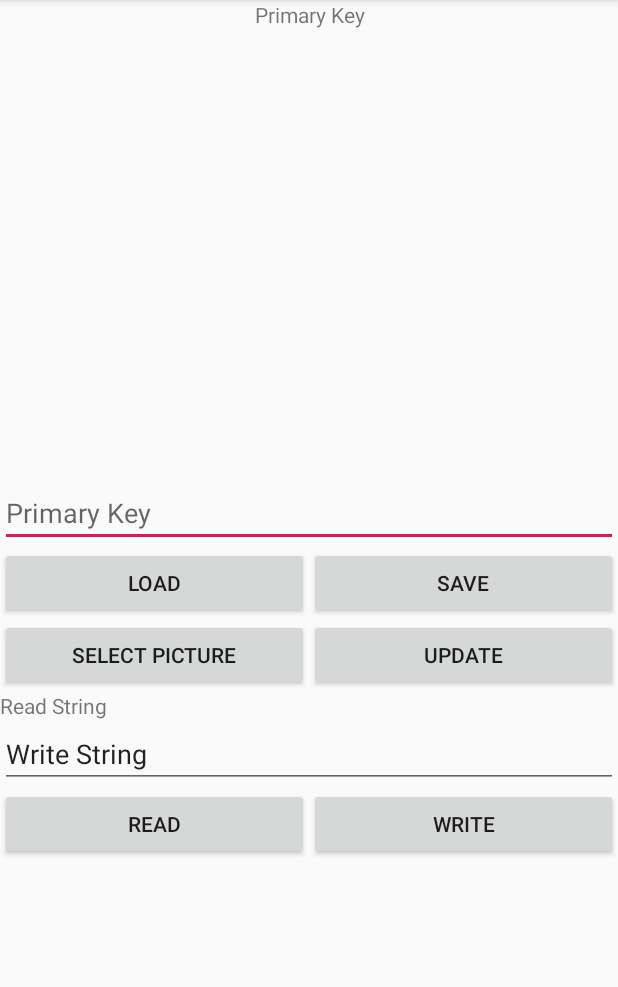
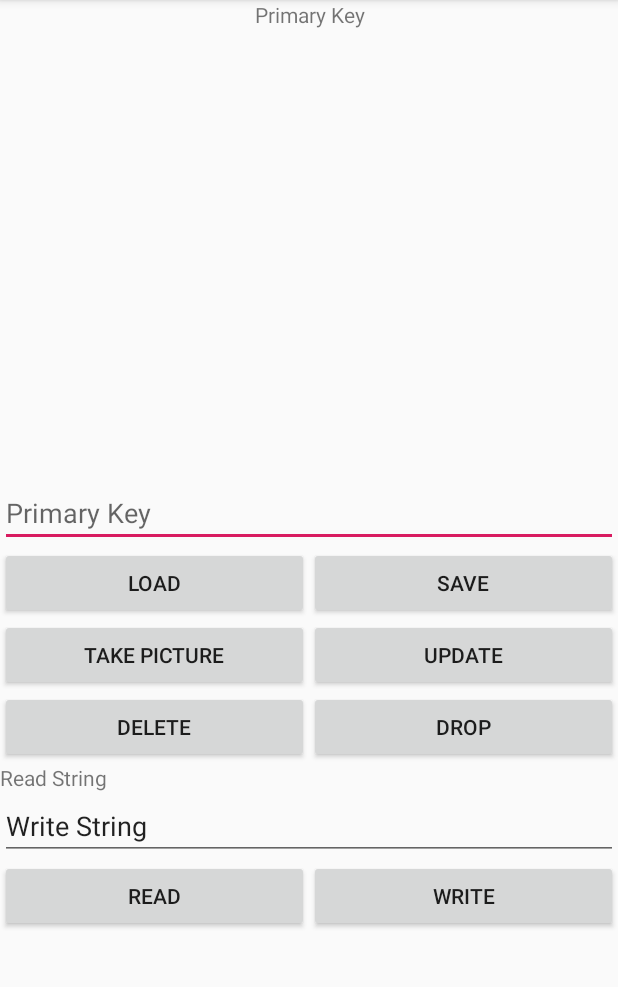
Before and after one commit to JoshuaxRobbins/Week2Daily2-DataStorage, an Android app: the screen it shows after launch (MainActivity), after a tap on "LOAD", on a phone screen of 412 x 824 dp, the part 84-1071 px from its top. Run offline under Robolectric (Android 15) with nearby library versions, the phone set to English and light mode, and no system bars.

Commit message:
Finished Project

```diff
--- a/app/src/main/java/com/example/josh/week2daily2/DataBaseHelper.java
+++ b/app/src/main/java/com/example/josh/week2daily2/DataBaseHelper.java
@@ -6,70 +6,72 @@ import android.database.Cursor;
 import android.database.sqlite.SQLiteDatabase;
 import android.database.sqlite.SQLiteOpenHelper;
 import android.database.sqlite.SQLiteStatement;
+import android.graphics.Bitmap;
+import android.graphics.BitmapFactory;
 import android.net.Uri;
 import android.os.ParcelFileDescriptor;
 import android.provider.ContactsContract;
+import android.support.annotation.NonNull;
+import android.util.Log;
+import android.widget.Toast;
 
 public class DataBaseHelper extends SQLiteOpenHelper {
-    public static final String dbName = "pictureDB";
-    public static final int version = 1;
-    public static String key = "1";
+    public static final String TAG = "_TAG";
 
-    public static final String CREATE_PICTURES_TABLE =
-            "CREATE TABLE " + PictureContract.FeedEntry.TABLE_NAME + "(" +
-                    PictureContract.FeedEntry.KEY + " INTEGER PRIMARY KEY, " +
-                    PictureContract.FeedEntry.PICTURE +  " BLOB)";
-
-    public static final String FIND_PICTURE =
-            "SELECT picture FROM " + PictureContract.FeedEntry.TABLE_NAME +
-                    "WHERE " + PictureContract.FeedEntry.KEY + " = " + key;
-
-
-
-    public DataBaseHelper(Context context) {
-        super(context, dbName, null, version);
+    public DataBaseHelper(@NonNull Context context) {
+        super(context, PictureContract.NAME, null, PictureContract.VERSION);
     }
 
     @Override
     public void onCreate(SQLiteDatabase db) {
-        db.execSQL(CREATE_PICTURES_TABLE);
+        db.execSQL(PictureContract.CREATE_TABLE);
+        Log.d(TAG, "onCreate: ");
     }
-
-    public void savePicture(byte[] picture ){
-        SQLiteDatabase db = this.getWritableDatabase();
-        String insertSQL = "INSERT INTO PICTURETABLE (keys,picture) VALUES(?,?)";
-        SQLiteStatement insert = db.compileStatement(insertSQL);
-        insert.clearBindings();
-        insert.bindBlob(2,picture);
-        insert.executeInsert();
-        db.close();
-
-    }
-
-    public byte[] getPicture(String key){
-
-        SQLiteDatabase db = this.getWritableDatabase();
-        Cursor cursor = db.rawQuery("SELECT picture FROM picturetable WHERE " +
-            "keys = ?",new String[] {key});
-        cursor.moveToFirst();
-        return cursor.getBlob(2);
-
-
-    }
-
-
-
-
-
-
-
-
-
-
-
 
     @Override
     public void onUpgrade(SQLiteDatabase db, int oldVersion, int newVersion) {
 
     }
+
+    public long saveImage(byte[] bytePicture){
+        SQLiteDatabase database = getWritableDatabase();
+        ContentValues contentValues = new ContentValues();
+        contentValues.put(PictureContract.FeedEntry.COL_PICTURE,bytePicture);
+        long rowId = database.insert(PictureContract.FeedEntry.TABLE_NAME,null,contentValues);
+        return rowId;
+    }
+    public long updateImage(byte[] bytePicture, String key){
+        Log.d(TAG, "updateImage: " + key);
+        SQLiteDatabase database = getWritableDatabase();
+        ContentValues contentValues = new ContentValues();
+        contentValues.put(PictureContract.FeedEntry._ID,key);
+        contentValues.put(PictureContract.FeedEntry.COL_PICTURE,bytePicture);
+        long rowId = database.update(PictureContract.FeedEntry.TABLE_NAME,contentValues,PictureContract.UPDATE_KEY,new String[] {key});
+        return rowId;
+    }
+
+    public byte[] getImage(String key){
+        SQLiteDatabase database = getWritableDatabase();
+        Cursor cursor = database.rawQuery(PictureContract.GET_KEY,new String[] {key});
+        cursor.moveToFirst();
+        if(cursor.getCount() == 0){
+            return null;
+        }
+        byte[] picture = cursor.getBlob(0);
+        cursor.close();
+        return picture;
+    }
+
+    public DataBaseHelper dropTable(Context context){
+        SQLiteDatabase database = getWritableDatabase();
+        database.execSQL(PictureContract.DROP_TABLE);
+        context.deleteDatabase(PictureContract.NAME);
+        return new DataBaseHelper(context);
+
+    }
+
+    public void deleteImage(String key){
+        SQLiteDatabase database = getWritableDatabase();
+        database.delete(PictureContract.FeedEntry.TABLE_NAME,PictureContract.UPDATE_KEY, new String[] {key});
+    }
 }
--- a/app/src/main/java/com/example/josh/week2daily2/MainActivity.java
+++ b/app/src/main/java/com/example/josh/week2daily2/MainActivity.java
@@ -2,107 +2,113 @@ package com.example.josh.week2daily2;
 
 import android.annotation.SuppressLint;
 import android.content.Intent;
+import android.graphics.Bitmap;
 import android.graphics.BitmapFactory;
+import android.graphics.drawable.BitmapDrawable;
+import android.graphics.drawable.Drawable;
 import android.net.Uri;
+import android.provider.MediaStore;
 import android.support.annotation.Nullable;
 import android.support.v7.app.AppCompatActivity;
 import android.os.Bundle;
+import android.util.Log;
 import android.view.View;
 import android.widget.EditText;
 import android.widget.ImageView;
 import android.widget.TextView;
+import android.widget.Toast;
+
+import org.w3c.dom.Text;
 
 import java.io.ByteArrayOutputStream;
+import java.io.IOException;
 import java.io.InputStream;
 
 public class MainActivity extends AppCompatActivity {
+    String TAG = "_TAG";
 
-    public static final int PICK_IMAGE = 1;
 
-    ImageView ivPicture;
-    EditText etLookupValue;
-    TextView tvReadString;
-    EditText etWriteString;
+    private ImageView ivPicture;
+    private EditText etLookupValue;
+    private TextView tvReadString;
+    private EditText etWriteString;
+    private TextView tvPrimaryKey;
+    private DataBaseHelper dataBaseHelper;
 
-    private Uri selected_image_uri;
 
     @Override
     protected void onCreate(Bundle savedInstanceState) {
         super.onCreate(savedInstanceState);
         setContentView(R.layout.activity_main);
 
+        dataBaseHelper = new DataBaseHelper(getApplicationContext());
+
         ivPicture = findViewById(R.id.ivPicture);
         etLookupValue = findViewById(R.id.etLookupValue);
         tvReadString = findViewById(R.id.tvReadString);
         etWriteString = findViewById(R.id.etWriteString);
+        tvPrimaryKey = findViewById(R.id.tvPrimaryKey);
 
     }
 
     public void loadSave(View view) {
 
         DataBaseHelper dbHelper = new DataBaseHelper(this);
-
+        long place;
         switch (view.getId()) {
             case R.id.btnLoad:
-                byte[] pic = dbHelper.getPicture(etLookupValue.getText().toString());
-                ivPicture.setImageBitmap(BitmapFactory.decodeByteArray(pic,0,1024));
+                byte[] pictureArray = dataBaseHelper.getImage(etLookupValue.getText().toString());
+                if(pictureArray == null){
+                    Toast.makeText(getApplicationContext(),"Please enter valid Key",Toast.LENGTH_SHORT).show();
+                }
+                else {
+                    Bitmap picture = BitmapFactory.decodeByteArray(pictureArray, 0, pictureArray.length);
+                    ivPicture.setImageBitmap(picture);
+                    tvPrimaryKey.setText(etLookupValue.getText());
+                }
                 break;
 
             case R.id.btnSave:
-                try {
-                    InputStream inputStream = getContentResolver().openInputStream(selected_image_uri);
-                    byte[] picture = getBytes(inputStream);
-                    dbHelper.savePicture(picture);
-                } catch (Exception e) {
-                }
+                place = dataBaseHelper.saveImage(bitMaptoBytes());
+                tvPrimaryKey.setText(Long.toString(place));
                 break;
             case R.id.btnUpdate:
+                place = dataBaseHelper.updateImage(bitMaptoBytes(),tvPrimaryKey.getText().toString());
+                Log.d(TAG, "loadSave: " + Long.toString(place));
                 break;
-
+            case R.id.btnDelete:
+                dataBaseHelper.deleteImage(tvPrimaryKey.getText().toString());
+                break;
+            case R.id.btnDrop:
+                dataBaseHelper = dataBaseHelper.dropTable(getApplicationContext());
+                break;
         }
     }
 
-    public void getPicture(View view) {
-        Intent intent = new Intent();
-        intent.setType("image/*");
-        intent.setAction(Intent.ACTION_GET_CONTENT);
-        startActivityForResult(Intent.createChooser(intent, "Select Picture"), PICK_IMAGE);
+    private byte[] bitMaptoBytes() {
+        Drawable drawable = ivPicture.getDrawable();
+        BitmapDrawable bitmapDrawable = (BitmapDrawable) drawable;
+        Bitmap bitmap = bitmapDrawable.getBitmap();
+        ByteArrayOutputStream stream = new ByteArrayOutputStream();
+        bitmap.compress(Bitmap.CompressFormat.JPEG,100,stream);
+        return stream.toByteArray();
     }
 
+    public void readWrite(View view) {
+
+
+    }
+
+    //Take Picture
+    public void takePicture(View view) {
+        Intent intent = new Intent(MediaStore.ACTION_IMAGE_CAPTURE);
+        startActivityForResult(intent,0);
+    }
+    //Put Picture on Image View
     @Override
     protected void onActivityResult(int requestCode, int resultCode, @Nullable Intent data) {
         super.onActivityResult(requestCode, resultCode, data);
-        selected_image_uri = data.getData();
-        ivPicture.setImageURI(selected_image_uri);
-    }
-
-    public byte[] getBytes(InputStream inputStream) {
-        ByteArrayOutputStream byteBuffer = new ByteArrayOutputStream();
-        int bufferSize = 1024;
-        byte[] buffer = new byte[bufferSize];
-
-        int len = 0;
-        try {
-            while ((len = inputStream.read(buffer)) != -1) {
-                byteBuffer.write(buffer, 0, len);
-            }
-        } catch (Exception e) {
-
-        }
-        return byteBuffer.toByteArray();
-    }
-
-
-    public void readWrite(View view) {
-        IOClass io = new IOClass();
-        switch (view.getId()){
-            case R.id.btnRead:
-                tvReadString.setText(io.read(this));
-                break;
-            case R.id.btnWrite:
-                io.write(etWriteString.getText().toString(),this);
-                break;
-        }
-
+        Bitmap bitmap = (Bitmap)data.getExtras().get("data");
+        ivPicture.setImageBitmap(bitmap);
     }
 }
--- a/app/src/main/java/com/example/josh/week2daily2/PictureContract.java
+++ b/app/src/main/java/com/example/josh/week2daily2/PictureContract.java
@@ -6,14 +6,28 @@ import java.sql.Blob;
 
 public class PictureContract {
 
-    private PictureContract(){
+    public static final String NAME = "Picture.db";
+    public static final int VERSION = 1;
+
+    public static final String GET_KEY = "SELECT " +
+            FeedEntry.COL_PICTURE + " FROM " +
+            FeedEntry.TABLE_NAME + " WHERE " +
+            FeedEntry._ID + " =?";
+
+    public static final String UPDATE_KEY = FeedEntry._ID + " =?";
+    public static final String DROP_TABLE = "DROP TABLE IF EXISTS " + FeedEntry.TABLE_NAME;
+
+
+
+    public static class FeedEntry implements BaseColumns{
+        public static final String TABLE_NAME = "picturestable";
+        public static final String COL_PICTURE = "picture";
 
     }
 
-    public static class FeedEntry implements BaseColumns{
-        public static final String TABLE_NAME = "picturetable";
-        public static final String KEY = "keys";
-        public static final String PICTURE = "picture";
+    public static String CREATE_TABLE = "CREATE TABLE " +
+            FeedEntry.TABLE_NAME + "(" +
+            FeedEntry._ID + " INTEGER PRIMARY KEY," +
+            FeedEntry.COL_PICTURE + " BLOB)";
 
-    }
 }
--- a/app/src/main/res/layout/activity_main.xml
+++ b/app/src/main/res/layout/activity_main.xml
@@ -15,8 +15,9 @@
         android:text="Primary Key" />
 
     <ImageView
+        android:layout_gravity="center"
         android:id="@+id/ivPicture"
-        android:layout_width="wrap_content"
+        android:layout_width="300dp"
         android:layout_height="300dp" />
 
     <EditText
@@ -60,8 +61,8 @@
             android:id="@+id/btnGetPicture"
             android:layout_width="match_parent"
             android:layout_height="wrap_content"
-            android:onClick="getPicture"
-            android:text="Select Picture" />
+            android:onClick="takePicture"
+            android:text="Take Picture" />
 
 
         <Button
@@ -71,6 +72,31 @@
             android:layout_weight="1"
             android:onClick="loadSave"
             android:text="Update" />
+
+    </LinearLayout>
+
+    <LinearLayout
+        android:layout_width="match_parent"
+        android:layout_height="wrap_content"
+        android:orientation="horizontal"
+        android:weightSum="2">
+
+
+        <Button
+            android:id="@+id/btnDelete"
+            android:layout_width="match_parent"
+            android:layout_height="wrap_content"
+            android:layout_weight="1"
+            android:onClick="loadSave"
+            android:text="Delete" />
+
+        <Button
+            android:id="@+id/btnDrop"
+            android:layout_width="match_parent"
+            android:layout_height="wrap_content"
+            android:layout_weight="1"
+            android:onClick="loadSave"
+            android:text="Drop" />
 
     </LinearLayout>
 
```
